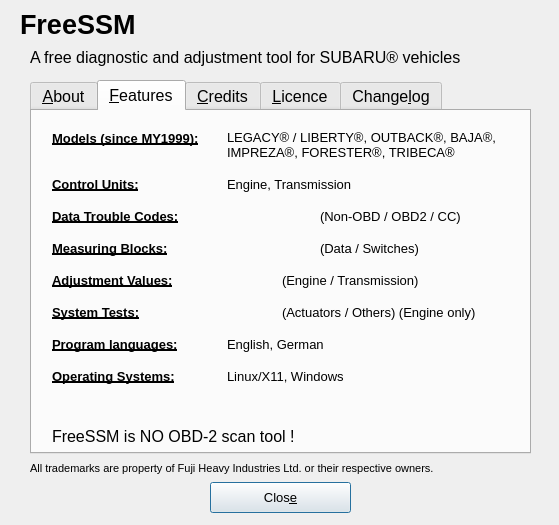
Old version of the form ui/About.ui in the repository Comer352L/FreeSSM.
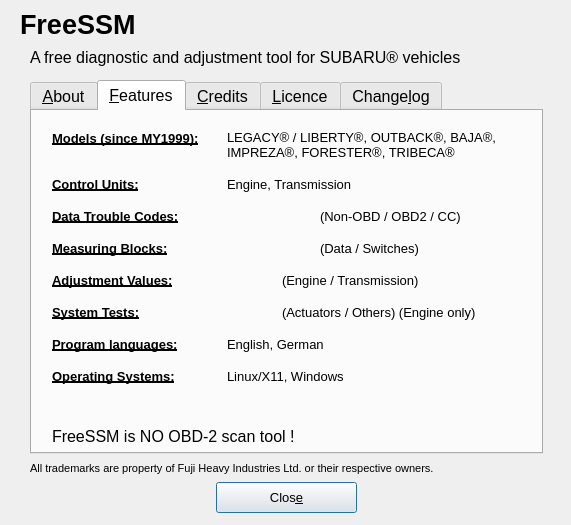
New version of the form. The open tabs and pages were chosen to show the change.

Commit message: Adaption to Qt4.5: minor layout modifications for the "About"-dialog

Patch:
```diff
--- a/ui/About.ui
+++ b/ui/About.ui
@@ -8,19 +8,19 @@
    <rect>
     <x>0</x>
     <y>0</y>
-    <width>559</width>
+    <width>571</width>
     <height>525</height>
    </rect>
   </property>
   <property name="minimumSize" >
    <size>
-    <width>559</width>
+    <width>571</width>
     <height>525</height>
    </size>
   </property>
   <property name="maximumSize" >
    <size>
-    <width>559</width>
+    <width>571</width>
     <height>525</height>
    </size>
   </property>
@@ -37,7 +37,7 @@
     <rect>
      <x>20</x>
      <y>7</y>
-     <width>350</width>
+     <width>400</width>
      <height>34</height>
     </rect>
    </property>
@@ -55,7 +55,7 @@
   <widget class="QPushButton" name="close_pushButton" >
    <property name="geometry" >
     <rect>
-     <x>210</x>
+     <x>216</x>
      <y>482</y>
      <width>141</width>
      <height>31</height>
@@ -75,7 +75,7 @@
     <rect>
      <x>30</x>
      <y>80</y>
-     <width>501</width>
+     <width>513</width>
      <height>374</height>
     </rect>
    </property>
@@ -185,7 +185,7 @@
       <rect>
        <x>195</x>
        <y>64</y>
-       <width>281</width>
+       <width>291</width>
        <height>18</height>
       </rect>
      </property>
@@ -203,7 +203,7 @@
       <rect>
        <x>288</x>
        <y>96</y>
-       <width>191</width>
+       <width>201</width>
        <height>18</height>
       </rect>
      </property>
@@ -257,7 +257,7 @@
       <rect>
        <x>250</x>
        <y>192</y>
-       <width>231</width>
+       <width>241</width>
        <height>18</height>
       </rect>
      </property>
@@ -275,7 +275,7 @@
       <rect>
        <x>250</x>
        <y>160</y>
-       <width>231</width>
+       <width>241</width>
        <height>18</height>
       </rect>
      </property>
@@ -395,7 +395,7 @@
       <rect>
        <x>288</x>
        <y>128</y>
-       <width>191</width>
+       <width>201</width>
        <height>18</height>
       </rect>
      </property>
@@ -452,7 +452,7 @@
       <rect>
        <x>20</x>
        <y>315</y>
-       <width>421</width>
+       <width>471</width>
        <height>20</height>
       </rect>
      </property>
@@ -492,7 +492,7 @@
       <rect>
        <x>195</x>
        <y>224</y>
-       <width>281</width>
+       <width>291</width>
        <height>18</height>
       </rect>
      </property>
@@ -531,7 +531,7 @@
       <rect>
        <x>195</x>
        <y>256</y>
-       <width>281</width>
+       <width>291</width>
        <height>18</height>
       </rect>
      </property>
@@ -798,7 +798,7 @@
     <rect>
      <x>30</x>
      <y>48</y>
-     <width>491</width>
+     <width>511</width>
      <height>21</height>
     </rect>
    </property>
@@ -824,7 +824,7 @@
     <rect>
      <x>30</x>
      <y>460</y>
-     <width>501</width>
+     <width>513</width>
      <height>16</height>
     </rect>
    </property>
```
Left out of the diff: 22 changed lines with no effect on the pictures.
